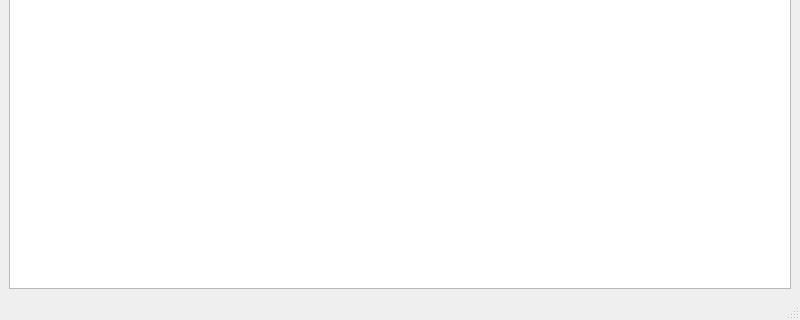
First picture: the form in src/GUI/MainWindow/Ui/mainwindow.ui, repository Hryapusek/task-manager-qt-cpp, before the edit; both pictures show x 0 to 800 and y 280 to 600 of the 800 by 600 pixel window.
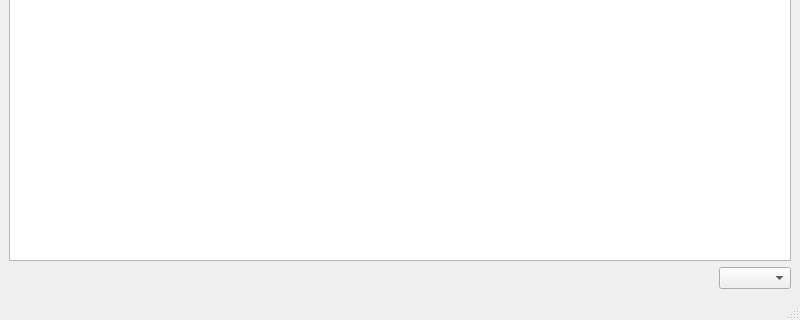
Second picture: the form after the edit.

Commit message: feat: language choosing added. Headers resize added

The edit to the form file:
```diff
--- a/src/GUI/MainWindow/Ui/mainwindow.ui
+++ b/src/GUI/MainWindow/Ui/mainwindow.ui
@@ -18,6 +18,26 @@
     <item row="0" column="0">
      <widget class="QTableView" name="processTableView"/>
     </item>
+    <item row="2" column="0">
+     <layout class="QHBoxLayout" name="horizontalLayout">
+      <item>
+       <spacer name="horizontalSpacer">
+        <property name="orientation">
+         <enum>Qt::Horizontal</enum>
+        </property>
+        <property name="sizeHint" stdset="0">
+         <size>
+          <width>40</width>
+          <height>20</height>
+         </size>
+        </property>
+       </spacer>
+      </item>
+      <item>
+       <widget class="QComboBox" name="languageBox"/>
+      </item>
+     </layout>
+    </item>
    </layout>
   </widget>
   <widget class="QMenuBar" name="menubar">
```
Left out of the diff: 2 changed lines with no effect on the pictures. The commit also changes 8 other files.
